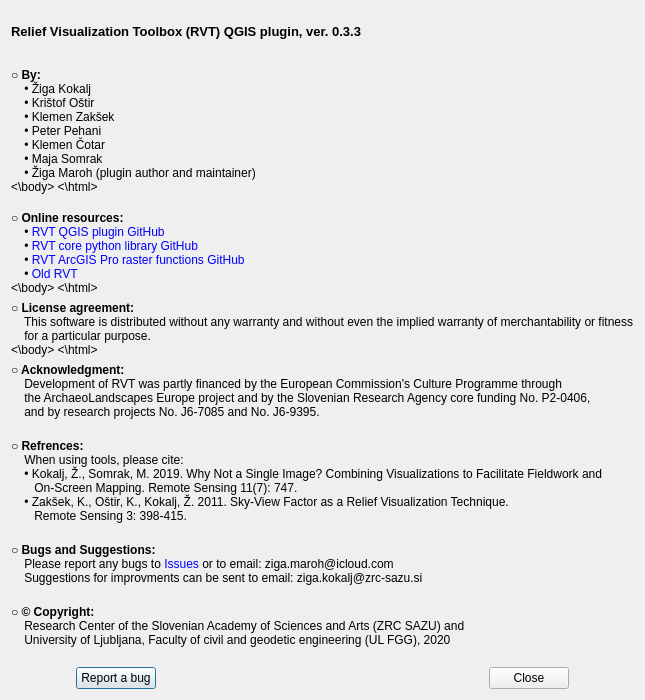
The window that qrvt_dialog_about.ui (EarthObservation/rvt-qgis) describes before a commit, drawn with Qt 5.
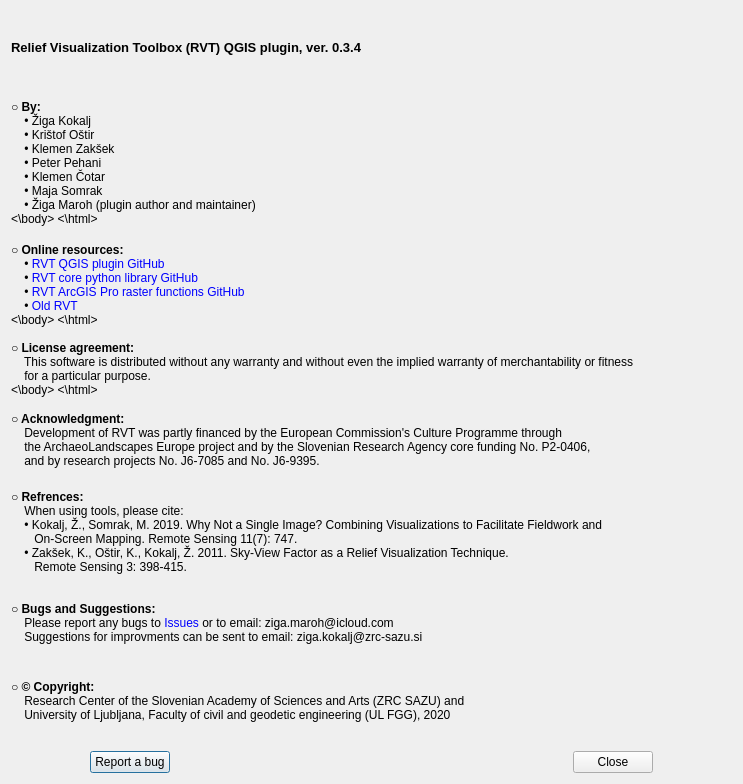
The same window after the commit. Icons and pictures are not drawn.

```diff
--- a/qrvt_dialog_about.ui
+++ b/qrvt_dialog_about.ui
@@ -6,8 +6,8 @@
    <rect>
     <x>0</x>
     <y>0</y>
-    <width>600</width>
-    <height>700</height>
+    <width>743</width>
+    <height>784</height>
    </rect>
   </property>
   <property name="windowTitle">
@@ -41,7 +41,7 @@
         </font>
        </property>
        <property name="text">
-        <string>Relief Visualization Toolbox (RVT) QGIS plugin, ver. 0.3.3</string>
+        <string>Relief Visualization Toolbox (RVT) QGIS plugin, ver. 0.3.4</string>
        </property>
       </widget>
      </item>
```
